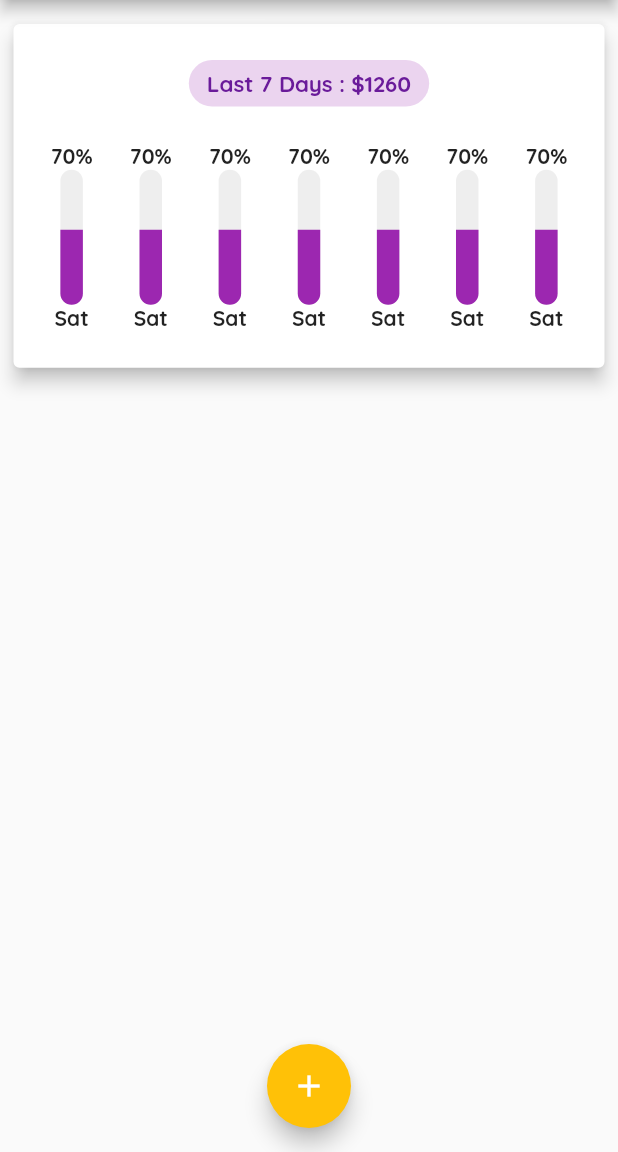
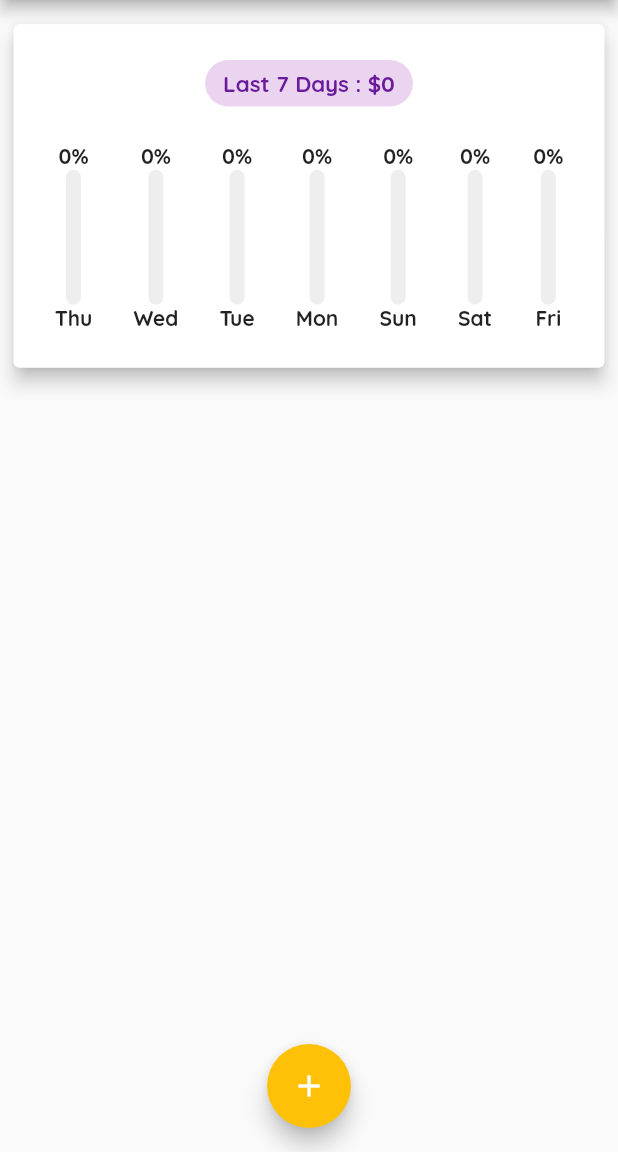
Before and after one commit to hosseinvejdani/simple_expenses_planner_en, a Flutter app: the screen it shows after launch, on a phone screen of 412 x 824 dp, the part 84-1236 px from its top. Run offline on Flutter 3.47's test engine with Material 2 defaults, Android fonts, the phone set to English and light mode, and no system bars.

Commit message:
complete last 7 days box functionality

```diff
--- a/lib/widgets/daliy_indicator.dart
+++ b/lib/widgets/daliy_indicator.dart
@@ -3,7 +3,10 @@ import 'package:flutter/material.dart';
 import './precentage_bar_indicator.dart';
 
 class DailyIndicator extends StatelessWidget {
-  const DailyIndicator({Key? key}) : super(key: key);
+  final String day;
+  final int precentage;
+  const DailyIndicator({required this.day, required this.precentage, Key? key})
+      : super(key: key);
 
   @override
   Widget build(BuildContext context) {
@@ -11,12 +14,13 @@ class DailyIndicator extends StatelessWidget {
       mainAxisAlignment: MainAxisAlignment.spaceEvenly,
       children: [
         Text(
-          '70%',
+          '$precentage%',
           style: TextStyle(fontWeight: FontWeight.bold),
         ),
-        PrecentageBarIndicator(height: 90, width: 10, precentage: 0.7),
+        PrecentageBarIndicator(
+            height: 90, width: 10, precentage: precentage / 100),
         Text(
-          'Sat',
+          day,
           style: TextStyle(fontWeight: FontWeight.bold),
         ),
       ],
--- a/lib/widgets/home_page.dart
+++ b/lib/widgets/home_page.dart
@@ -56,6 +56,13 @@ class _HomePageState extends State<HomePage> {
     });
   }
 
+  List get _recentTransactions {
+    return _transactions
+        .where(
+            (tx) => tx.date.isAfter(DateTime.now().subtract(Duration(days: 7))))
+        .toList();
+  }
+
   @override
   Widget build(BuildContext context) {
     // double _width = MediaQuery.of(context).size.width;
@@ -85,7 +92,9 @@ class _HomePageState extends State<HomePage> {
               padding: EdgeInsets.all(5),
               margin: EdgeInsets.only(top: 7, bottom: 10),
               child: Card(
-                child: LastWeekChartBox(),
+                child: LastWeekChartBox(
+                  transactions: _recentTransactions,
+                ),
                 elevation: 5,
               ),
             ),
--- a/lib/widgets/last_week_chart_box.dart
+++ b/lib/widgets/last_week_chart_box.dart
@@ -1,12 +1,41 @@
 import 'package:flutter/material.dart';
+import 'package:intl/intl.dart';
 
 import './daliy_indicator.dart';
 
 class LastWeekChartBox extends StatelessWidget {
-  const LastWeekChartBox({Key? key}) : super(key: key);
+  final List transactions;
+  const LastWeekChartBox({
+    Key? key,
+    required this.transactions,
+  }) : super(key: key);
+
+  num _valueSum(tx) {
+    return tx.fold(
+      0,
+      (previous, current) => previous + current.value,
+    );
+  }
+
+  Map get _last7Days {
+    Map _result = {};
+    String _day;
+
+    for (int d = 0; d < 7; d++) {
+      _day = DateFormat.E().format(DateTime.now().subtract(Duration(days: d)));
+      _result[_day] = 0.0;
+    }
+    _result.keys.toList().forEach((day) {
+      _result[day] = _valueSum(transactions.where((tx) {
+        return DateFormat.E().format(tx.date) == day;
+      }).toList());
+    });
+    return _result;
+  }
 
   @override
   Widget build(BuildContext context) {
+    final totalValue = _valueSum(transactions);
     return Column(
       mainAxisAlignment: MainAxisAlignment.spaceEvenly,
       children: [
@@ -16,7 +45,7 @@ class LastWeekChartBox extends StatelessWidget {
               color: Theme.of(context).primaryColor.withOpacity(0.2)),
           padding: EdgeInsets.symmetric(vertical: 6, horizontal: 12),
           child: Text(
-            'Last 7 Days : \$1260',
+            'Last 7 Days : \$$totalValue',
             style: TextStyle(
                 color: Colors.purple[800],
                 fontWeight: FontWeight.bold,
@@ -27,13 +56,12 @@ class LastWeekChartBox extends StatelessWidget {
         Row(
           mainAxisAlignment: MainAxisAlignment.spaceEvenly,
           children: [
-            DailyIndicator(),
-            DailyIndicator(),
-            DailyIndicator(),
-            DailyIndicator(),
-            DailyIndicator(),
-            DailyIndicator(),
-            DailyIndicator(),
+            ...(_last7Days.keys.toList().map((day) {
+              final int precentage = totalValue > 0
+                  ? (100 * _last7Days[day] / totalValue).round()
+                  : 0;
+              return DailyIndicator(day: day, precentage: precentage);
+            }).toList()),
           ],
         ),
       ],
--- a/lib/widgets/precentage_bar_indicator.dart
+++ b/lib/widgets/precentage_bar_indicator.dart
@@ -23,8 +23,8 @@ class PrecentageBarIndicator extends StatelessWidget {
               borderRadius: BorderRadius.circular(10),
               color: Colors.grey[200],
             ),
-            height: 90,
-            width: 15,
+            height: height,
+            width: width,
           ),
           Container(
             decoration: BoxDecoration(
@@ -34,8 +34,8 @@ class PrecentageBarIndicator extends StatelessWidget {
               ),
               color: Colors.purple,
             ),
-            height: 50,
-            width: 15,
+            height: height * precentage,
+            width: width,
           ),
         ],
       ),
--- a/lib/widgets/single_transaction.dart
+++ b/lib/widgets/single_transaction.dart
@@ -26,6 +26,7 @@ class SingleTx extends StatelessWidget {
         padding: const EdgeInsets.only(top: 8.0, bottom: 8.0),
         child: ListTile(
           leading: CircleAvatar(
+            // TODO : modify cirlce avatar for long numbers
             radius: 35,
             child: FittedBox(
               child: Text(
```
